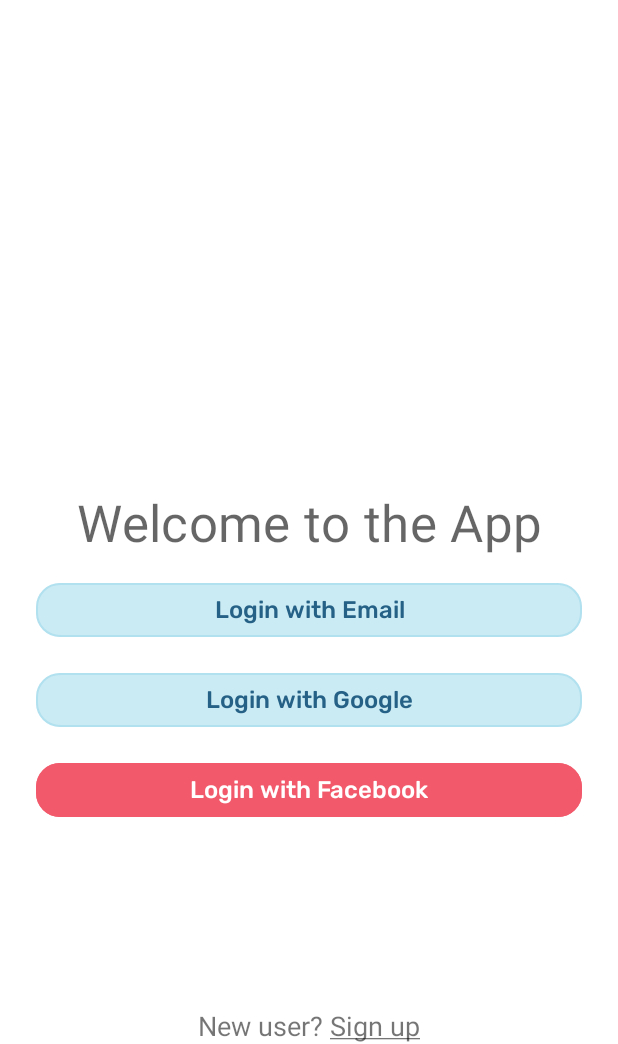
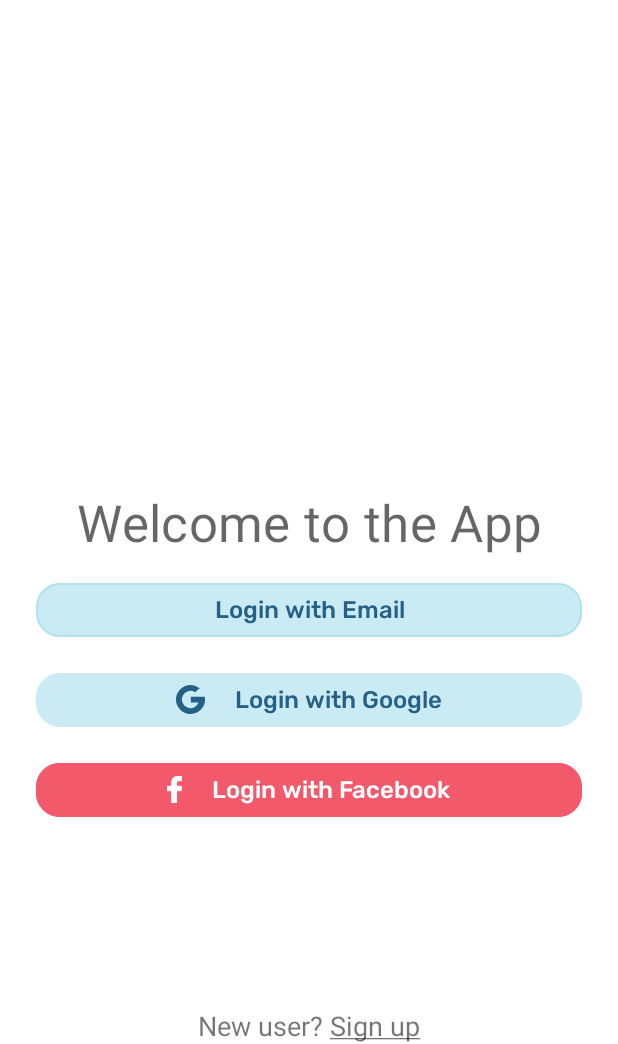
Before and after one commit to lucianoluzzi/couplet, an Android app: the screen it shows after launch (MainActivity), on a phone screen of 412 x 824 dp, the part 192-1236 px from its top. Run offline under Robolectric (Android 15) with nearby library versions, the light colour scheme and no system bars; our stand-ins replace Firebase (no records; nobody signed in at launch, a user with empty details on screens opened directly), data binding, navigation-ui; libraries missing offline, so code that uses them is left out: com.facebook.appevents; 1 statement that could not run was skipped.

Commit message:
Fixing button styles.

```diff
--- /dev/null
+++ b/app/src/main/res/drawable/ic_facebook.xml
@@ -0,0 +1,9 @@
+<vector xmlns:android="http://schemas.android.com/apk/res/android"
+    android:width="9.732dp"
+    android:height="18dp"
+    android:viewportWidth="9.732"
+    android:viewportHeight="18">
+  <path
+      android:pathData="M9.365,0 L7.031,0a4.1,4.1 0,0 0,-4.317 4.43L2.714,6.472L0.367,6.472a0.367,0.367 0,0 0,-0.367 0.367L0,9.8a0.367,0.367 0,0 0,0.367 0.367h2.347v7.467a0.367,0.367 0,0 0,0.367 0.367L6.143,18.001a0.367,0.367 0,0 0,0.367 -0.367L6.51,10.166h2.744A0.367,0.367 0,0 0,9.623 9.8L9.623,6.839a0.367,0.367 0,0 0,-0.367 -0.367L6.51,6.472L6.51,4.741c0,-0.832 0.2,-1.255 1.282,-1.255h1.572a0.367,0.367 0,0 0,0.367 -0.367L9.731,0.371A0.367,0.367 0,0 0,9.365 0Z"
+      android:fillColor="#fff"/>
+</vector>
--- /dev/null
+++ b/app/src/main/res/drawable/ic_google.xml
@@ -0,0 +1,18 @@
+<vector xmlns:android="http://schemas.android.com/apk/res/android"
+    android:width="19dp"
+    android:height="19dp"
+    android:viewportWidth="19"
+    android:viewportHeight="19">
+  <path
+      android:pathData="M4.211,11.482l-0.661,2.469 -2.417,0.051a9.517,9.517 0,0 1,-0.07 -8.871h0l2.152,0.395 0.943,2.139a5.67,5.67 0,0 0,0.053 3.817Z"
+      android:fillColor="#256186"/>
+  <path
+      android:pathData="M18.834,7.725a9.5,9.5 0,0 1,-3.387 9.183h0l-2.711,-0.138 -0.384,-2.395a5.662,5.662 0,0 0,2.436 -2.891h-5.08v-3.758h9.125Z"
+      android:fillColor="#256186"/>
+  <path
+      android:pathData="M15.446,16.908h0a9.5,9.5 0,0 1,-14.315 -2.906l3.079,-2.52a5.65,5.65 0,0 0,8.142 2.893Z"
+      android:fillColor="#256186"/>
+  <path
+      android:pathData="M15.563,2.187l-3.078,2.52a5.649,5.649 0,0 0,-8.329 2.958L1.063,5.131h0a9.5,9.5 0,0 1,14.5 -2.944Z"
+      android:fillColor="#256186"/>
+</vector>
--- a/app/src/main/res/layout/fragment_social_login.xml
+++ b/app/src/main/res/layout/fragment_social_login.xml
@@ -55,6 +55,7 @@
             android:text="Login with Google"
             android:layout_marginStart="24dp"
             android:layout_marginEnd="24dp"
+            app:icon="@drawable/ic_google"
             style="@style/Button.Outlined.Icon" />
 
         <Button
@@ -68,6 +69,7 @@
             android:text="Login with Facebook"
             android:layout_marginStart="24dp"
             android:layout_marginEnd="24dp"
+            app:icon="@drawable/ic_facebook"
             style="@style/Button.Highlight.Icon" />
 
         <TextView
--- a/app/src/main/res/values/themes.xml
+++ b/app/src/main/res/values/themes.xml
@@ -79,8 +79,19 @@
         <item name="android:paddingBottom">16dp</item>
     </style>
 
-    <style name="Button.Highlight.Icon" parent="Button.Highlight">
-        <item name="android:paddingLeft">12dp</item>
+    <style name="Button.Highlight.Icon" parent="Widget.MaterialComponents.Button.Icon">
+        <item name="iconPadding">20dp</item>
+        <item name="elevation">0dp</item>
+        <item name="iconGravity">textStart</item>
+        <item name="iconTint">@color/white</item>
+        <item name="android:stateListAnimator">@null</item>
+        <item name="android:textAllCaps">false</item>
+        <item name="shapeAppearanceOverlay">@style/RoundCorners</item>
+        <item name="android:backgroundTint">@color/red</item>
+        <item name="android:textColor">@color/white</item>
+        <item name="android:textAppearance">@style/Body.Highlight</item>
+        <item name="android:paddingTop">16dp</item>
+        <item name="android:paddingBottom">16dp</item>
     </style>
 
     <style name="Button.Outlined" parent="Widget.MaterialComponents.Button.OutlinedButton">
@@ -94,8 +105,20 @@
         <item name="strokeColor">@color/blue_20</item>
     </style>
 
-    <style name="Button.Outlined.Icon" parent="Button.Outlined">
-        <item name="android:paddingLeft">12dp</item>
+    <style name="Button.Outlined.Icon" parent="Widget.MaterialComponents.Button.Icon">
+        <item name="iconPadding">20dp</item>
+        <item name="elevation">0dp</item>
+        <item name="iconGravity">textStart</item>
+        <item name="iconTint">@color/musk_green</item>
+        <item name="android:stateListAnimator">@null</item>
+        <item name="android:textAllCaps">false</item>
+        <item name="shapeAppearanceOverlay">@style/RoundCorners</item>
+        <item name="android:backgroundTint">@color/blue_15</item>
+        <item name="android:textColor">@color/musk_green</item>
+        <item name="android:textAppearance">@style/Body.Highlight</item>
+        <item name="android:paddingTop">16dp</item>
+        <item name="android:paddingBottom">16dp</item>
+        <item name="strokeColor">@color/blue_20</item>
     </style>
 
     <style name="RoundCorners">
```
